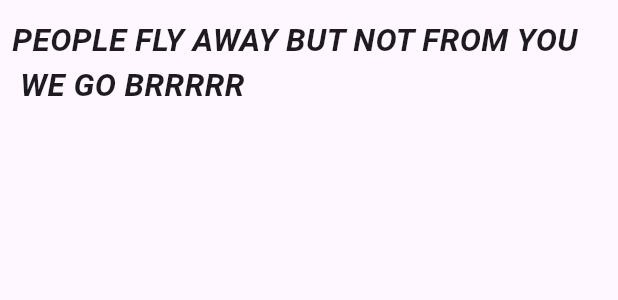
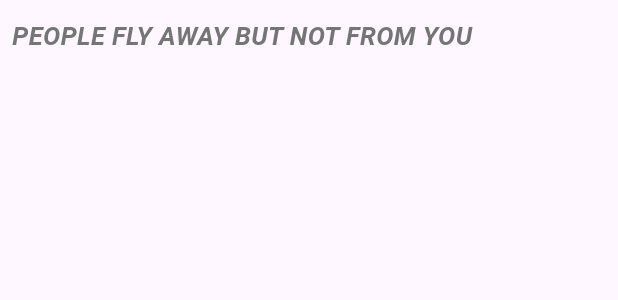
Before and after one commit to SemantakCodes/E-Commerce-App, a Flutter app: the Message widget shown alone on an empty page, opened directly, on a phone screen of 412 x 824 dp. Shown: the top 300 px of the screen. Run offline on Flutter 3.47's test engine with Material 3 defaults, Android fonts, the phone set to English and light mode, and no system bars; our stand-ins replace google_nav_bar.

```diff
--- a/lib/components/message.dart
+++ b/lib/components/message.dart
@@ -2,7 +2,7 @@ import 'package:flutter/material.dart';
 
 class Message extends StatelessWidget {
   const Message({super.key});
-  final String _heartTouchingMessage = "PEOPLE FLY AWAY BUT NOT FROM YOU \n WE GO BRRRRR";
+  final String _heartTouchingMessage = "PEOPLE FLY AWAY BUT NOT FROM YOU";
 
   @override
   Widget build(BuildContext context) {
@@ -17,9 +17,10 @@ class Message extends StatelessWidget {
             _heartTouchingMessage,
             style: TextStyle
             (
-              fontSize: 21,
+              fontSize: 17,
               fontStyle: FontStyle.italic,
               fontWeight: FontWeight.w600,
+              color: Colors.grey[600],
             ),
           ),
         ),
```
Also changed, not shown: lib/Models/shoes.dart (added, +9 -0 lines), lib/Tiles/shoe_tile.dart (added, +13 -0 lines), lib/components/hot_pics.dart (+20 -1 lines).
